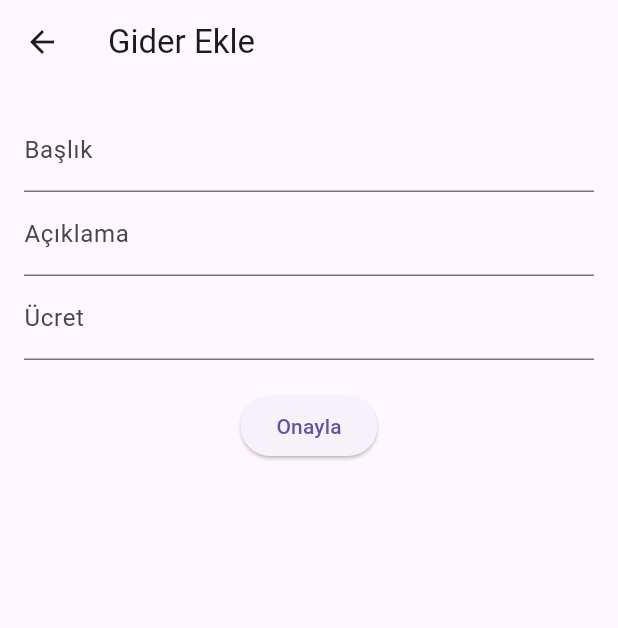
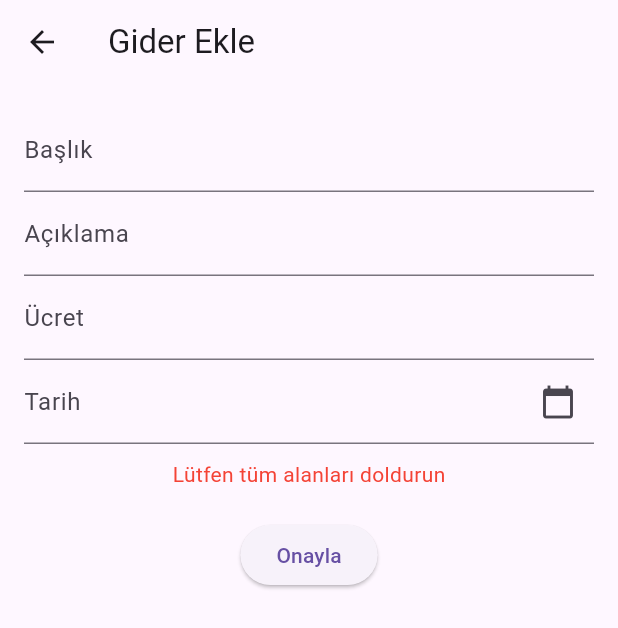
Before and after one commit to tikh1/BudgetBuddy, a Flutter app: the AddExpense screen opened directly, after a tap on "Onayla", on a phone screen of 412 x 824 dp. Shown: the top 628 px of the screen. Run offline on Flutter 3.47's test engine with Material 3 defaults, Android fonts, the phone set to English and light mode, and no system bars; our stand-ins replace go_router, lottie, shared_preferences; missing offline and left inert: dotlottie_loader; accounts and stored records are empty.

Commit message:
fix: addexpense screen works fine

```diff
--- a/lib/screens/addexpense_screen.dart
+++ b/lib/screens/addexpense_screen.dart
@@ -11,9 +11,11 @@ class AddExpense extends StatefulWidget {
 }
 
 class _AddExpenseState extends State<AddExpense> {
+  final _typeController = TextEditingController();
   final _titleController = TextEditingController();
   final _descriptionController = TextEditingController();
   final _amountController = TextEditingController();
+  final _dateController = TextEditingController();
   bool _isLoading = false;
   String _errorMessage = '';
 
@@ -21,8 +23,9 @@ class _AddExpenseState extends State<AddExpense> {
     final title = _titleController.text;
     final description = _descriptionController.text;
     final amount = _amountController.text;
+    final date = _dateController.text;
 
-    if (title.isEmpty || description.isEmpty || amount.isEmpty) {
+    if (title.isEmpty || description.isEmpty || amount.isEmpty || date.isEmpty) {
       setState(() {
         _errorMessage = 'Lütfen tüm alanları doldurun';
       });
@@ -36,22 +39,24 @@ class _AddExpenseState extends State<AddExpense> {
 
     final url = API_BASE + API_EXPENDITURES; // API URL'nizi buraya ekleyin
     try {
+      final prefs = await SharedPreferences.getInstance();
+      final token = await prefs.getString('token');
       final response = await http.post(
         Uri.parse(url),
-        headers: {'Content-Type': 'application/json'},
+        headers: {'Content-Type': 'application/json', 'Authorization': 'Bearer $token'},
         body: json.encode({
+          'type': 2,
           'title': title,
           'description': description,
-          'amount': amount ,
+          'amount': amount,
+          'spending_date': date
         }),
       );
 
       if (response.statusCode == 200) {
         final responseData = json.decode(response.body);
         if (responseData['success'] == true) {
-          final prefs = await SharedPreferences.getInstance();
-          await prefs.setString('token', responseData['data']['token']);
-          context.go('/home');
+          Navigator.pop(context);
         } else {
           setState(() {
             _errorMessage = 'Kayıt başarısız. Lütfen tekrar deneyin.';
@@ -69,6 +74,21 @@ class _AddExpenseState extends State<AddExpense> {
     } finally {
       setState(() {
         _isLoading = false;
+      });
+    }
+  }
+
+  Future<void> _selectDate(BuildContext context) async {
+    DateTime? pickedDate = await showDatePicker(
+      context: context,
+      initialDate: DateTime.now(),
+      firstDate: DateTime(2000),
+      lastDate: DateTime(2100),
+    );
+    if (pickedDate != null) {
+      setState(() {
+        _dateController.text =
+            "${pickedDate.year}-${pickedDate.month.toString().padLeft(2, '0')}-${pickedDate.day.toString().padLeft(2, '0')}";
       });
     }
   }
@@ -96,6 +116,23 @@ class _AddExpenseState extends State<AddExpense> {
               decoration: InputDecoration(labelText: 'Ücret'),
               keyboardType: TextInputType.number,
             ),
+            TextField(
+              controller: _dateController,
+              readOnly: true,
+              decoration: InputDecoration(
+                labelText: 'Tarih',
+                suffixIcon: Icon(Icons.calendar_today),
+              ),
+              onTap: () => _selectDate(context),
+            ),
+            if (_errorMessage.isNotEmpty)
+              Padding(
+                padding: const EdgeInsets.only(top: 10.0),
+                child: Text(
+                  _errorMessage,
+                  style: TextStyle(color: Colors.red),
+                ),
+              ),
             SizedBox(height: 20),
             ElevatedButton(
               onPressed: _isLoading ? null : _addExpense,
```
